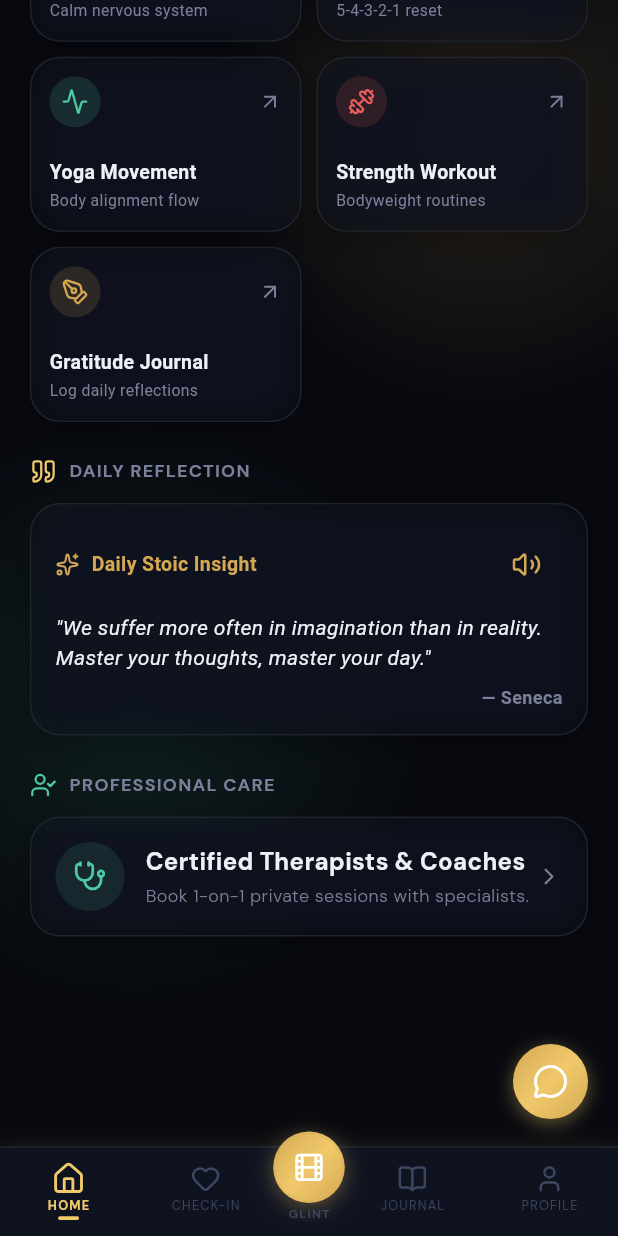
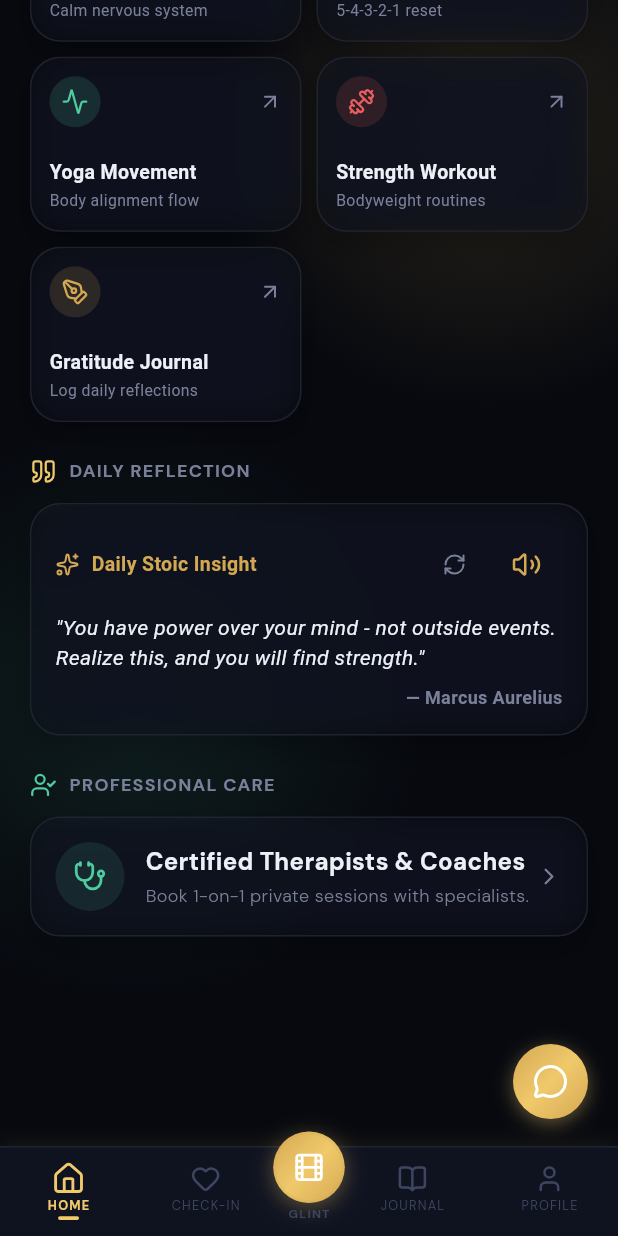
Before and after one commit to Ralein/VinR-2.0, a Flutter app: the HomeDashboardScreen screen opened by its route, scrolled down 536 dp, on a phone screen of 412 x 824 dp. Run offline on Flutter 3.47's test engine with Material 3 defaults, Android fonts, the phone set to English and light mode, and no system bars; our stand-ins replace audioplayers, dio, flutter_riverpod, flutter_secure_storage, go_router, google_fonts and 4 more; missing offline and left inert: record; accounts and stored records are empty; network calls fail.

Commit message:
feat: expand stoic quotes, add base64 audio support, increase network timeouts, and unify mobile API endpoints

```diff
--- a/apps/flutter_app/lib/core/services/api_service.dart
+++ b/apps/flutter_app/lib/core/services/api_service.dart
@@ -9,9 +9,8 @@ class ApiService {
     if (envUrl.isNotEmpty) return envUrl;
 
     if (!kIsWeb) {
-      if (Platform.isAndroid) {
-        return 'http://10.0.2.2:8000/api/v1/';
-      } else if (Platform.isIOS) {
+      if (Platform.isAndroid || Platform.isIOS) {
+        // ADB reverse on physical Android devices and iOS simulators route via 127.0.0.1:8000
         return 'http://127.0.0.1:8000/api/v1/';
       }
     }
@@ -24,8 +23,8 @@ class ApiService {
     dio = Dio(
       BaseOptions(
         baseUrl: customBaseUrl ?? defaultBaseUrl,
-        connectTimeout: const Duration(seconds: 15),
-        receiveTimeout: const Duration(seconds: 15),
+        connectTimeout: const Duration(seconds: 45),
+        receiveTimeout: const Duration(seconds: 45),
         headers: {
           'Content-Type': 'application/json',
         },
--- a/apps/flutter_app/lib/features/dashboard/screens/home_dashboard_screen.dart
+++ b/apps/flutter_app/lib/features/dashboard/screens/home_dashboard_screen.dart
@@ -1,3 +1,4 @@
+import 'dart:convert';
 import 'package:flutter/material.dart';
 import 'package:flutter_riverpod/flutter_riverpod.dart';
 import 'package:go_router/go_router.dart';
@@ -28,15 +29,42 @@ class HomeDashboardScreen extends ConsumerStatefulWidget {
 
 class _HomeDashboardScreenState extends ConsumerState<HomeDashboardScreen> {
   bool _isPlayingQuoteAudio = false;
+  int _quoteIndex = 0;
   late final AudioPlayer _audioPlayer;
   final _checkinRepo = CheckinRepository();
   final _chatRepo = ChatRepository();
 
-  static const String _dailyQuote = "We suffer more often in imagination than in reality. Master your thoughts, master your day.";
+  static final List<Map<String, String>> _stoicQuotes = [
+    {
+      'quote': 'We suffer more often in imagination than in reality. Master your thoughts, master your day.',
+      'author': 'Seneca',
+    },
+    {
+      'quote': 'You have power over your mind - not outside events. Realize this, and you will find strength.',
+      'author': 'Marcus Aurelius',
+    },
+    {
+      'quote': 'No man is free who is not master of himself.',
+      'author': 'Epictetus',
+    },
+    {
+      'quote': 'Waste no more time arguing about what a good man should be. Be one.',
+      'author': 'Marcus Aurelius',
+    },
+    {
+      'quote': 'Difficulties strengthen the mind, as labor does the body.',
+      'author': 'Seneca',
+    },
+    {
+      'quote': 'If it is not right do not do it; if it is not true do not say it.',
+      'author': 'Marcus Aurelius',
+    },
+  ];
 
   @override
   void initState() {
     super.initState();
+    _quoteIndex = DateTime.now().day % _stoicQuotes.length;
     _audioPlayer = AudioPlayer();
     _audioPlayer.onPlayerComplete.listen((_) {
       if (mounted) setState(() => _isPlayingQuoteAudio = false);
@@ -47,6 +75,18 @@ class _HomeDashboardScreenState extends ConsumerState<HomeDashboardScreen> {
   void dispose() {
     _audioPlayer.dispose();
     super.dispose();
+  }
+
+  void _nextQuote() {
+    setState(() {
+      _quoteIndex = (_quoteIndex + 1) % _stoicQuotes.length;
+    });
+    VinRToast.show(
+      context,
+      message: 'New Stoic insight loaded',
+      icon: LucideIcons.sparkles,
+      iconColor: VinRColors.gold,
+    );
   }
 
   Future<void> _toggleQuoteAudio() async {
@@ -61,10 +101,19 @@ class _HomeDashboardScreenState extends ConsumerState<HomeDashboardScreen> {
         iconColor: VinRColors.gold,
       );
 
-      final audioUrl = await _chatRepo.generateTts(_dailyQuote, persona: 'stoic');
+      final currentQuoteObj = _stoicQuotes[_quoteIndex];
+      final textToSynthesize = "${currentQuoteObj['quote']} — ${currentQuoteObj['author']}";
+
+      final audioUrl = await _chatRepo.generateTts(textToSynthesize, persona: 'stoic');
       if (audioUrl != null && audioUrl.isNotEmpty) {
         try {
-          await _audioPlayer.play(UrlSource(audioUrl));
+          if (audioUrl.startsWith('data:')) {
+            final base64Str = audioUrl.split(',').last;
+            final bytes = base64Decode(base64Str);
+            await _audioPlayer.play(BytesSource(bytes));
+          } else {
+            await _audioPlayer.play(UrlSource(audioUrl));
+          }
           if (mounted) {
             setState(() => _isPlayingQuoteAudio = true);
             VinRToast.show(
@@ -81,7 +130,7 @@ class _HomeDashboardScreenState extends ConsumerState<HomeDashboardScreen> {
         if (mounted) {
           VinRToast.show(
             context,
-            message: 'Quote reflection audio ready',
+            message: 'Audio reflection ready',
             icon: LucideIcons.volume2,
             iconColor: VinRColors.gold,
           );
@@ -107,6 +156,8 @@ class _HomeDashboardScreenState extends ConsumerState<HomeDashboardScreen> {
     final primaryTextColor = context.textColor;
     final mutedTextColor = context.textMutedColor;
     final activeGold = context.goldColor;
+
+    final currentQuoteObj = _stoicQuotes[_quoteIndex];
 
     return Scaffold(
       body: AmbientBackground(
@@ -282,7 +333,7 @@ class _HomeDashboardScreenState extends ConsumerState<HomeDashboardScreen> {
                 ),
                 const SizedBox(height: 24),
 
-                // Daily Stoic Quote & Audio Reflection
+                // Daily Stoic Quote & Audio Reflection Card
                 const SectionHeader(
                   title: 'DAILY REFLECTION',
                   icon: LucideIcons.quote,
@@ -302,21 +353,31 @@ class _HomeDashboardScreenState extends ConsumerState<HomeDashboardScreen> {
                               Text('Daily Stoic Insight', style: TextStyle(fontWeight: FontWeight.bold, color: activeGold, fontSize: 13)),
                             ],
                           ),
-                          IconButton(
-                            icon: Icon(_isPlayingQuoteAudio ? LucideIcons.pause : LucideIcons.volume2, color: activeGold, size: 20),
-                            onPressed: _toggleQuoteAudio,
+                          Row(
+                            children: [
+                              IconButton(
+                                icon: Icon(LucideIcons.refreshCw, color: mutedTextColor, size: 16),
+                                onPressed: _nextQuote,
+                                tooltip: 'Next Quote',
+                              ),
+                              IconButton(
+                                icon: Icon(_isPlayingQuoteAudio ? LucideIcons.pause : LucideIcons.volume2, color: activeGold, size: 20),
+                                onPressed: _toggleQuoteAudio,
+                                tooltip: 'Listen Audio',
+                              ),
+                            ],
                           ),
                         ],
                       ),
                       const SizedBox(height: 8),
                       Text(
-                        '"$_dailyQuote"',
+                        '"${currentQuoteObj['quote']}"',
                         style: TextStyle(color: primaryTextColor, fontSize: 14, height: 1.45, fontStyle: FontStyle.italic),
                       ),
                       const SizedBox(height: 8),
                       Align(
                         alignment: Alignment.centerRight,
-                        child: Text('— Seneca', style: TextStyle(color: mutedTextColor, fontSize: 12, fontWeight: FontWeight.bold)),
+                        child: Text('— ${currentQuoteObj['author']}', style: TextStyle(color: mutedTextColor, fontSize: 12, fontWeight: FontWeight.bold)),
                       ),
                     ],
                   ),
```
Also changed, not shown: apps/flutter_app/lib/features/chat/screens/buddy_chat_screen.dart (+8 -1 lines).
